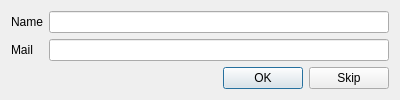
soramimi/Guitar, file src/SetGlobalUserDialog.ui: the form before one commit.
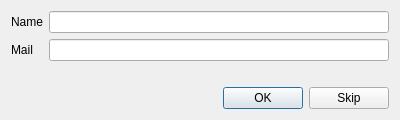
The form after the commit.

```diff
--- a/src/SetGlobalUserDialog.ui
+++ b/src/SetGlobalUserDialog.ui
@@ -7,7 +7,7 @@
     <x>0</x>
     <y>0</y>
     <width>400</width>
-    <height>97</height>
+    <height>120</height>
    </rect>
   </property>
   <property name="windowTitle">
@@ -22,6 +22,9 @@
      <property name="labelAlignment">
       <set>Qt::AlignLeading|Qt::AlignLeft|Qt::AlignVCenter</set>
      </property>
+     <property name="formAlignment">
+      <set>Qt::AlignLeading|Qt::AlignLeft|Qt::AlignTop</set>
+     </property>
      <item row="0" column="0">
       <widget class="QLabel" name="label">
        <property name="text">
```
